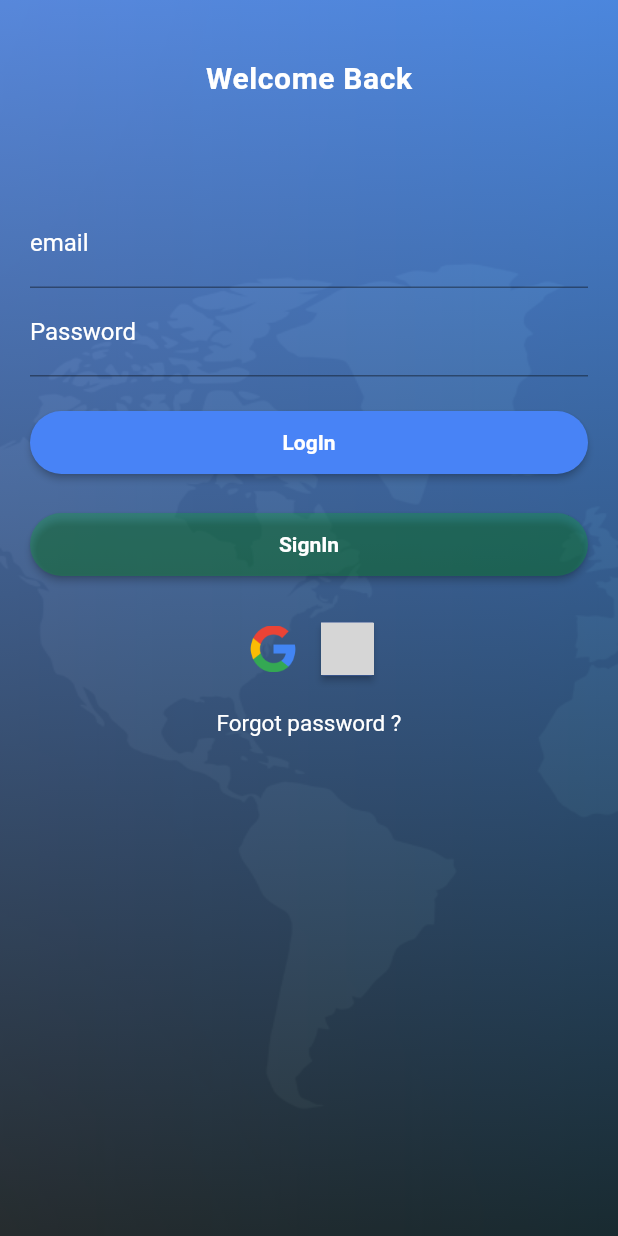
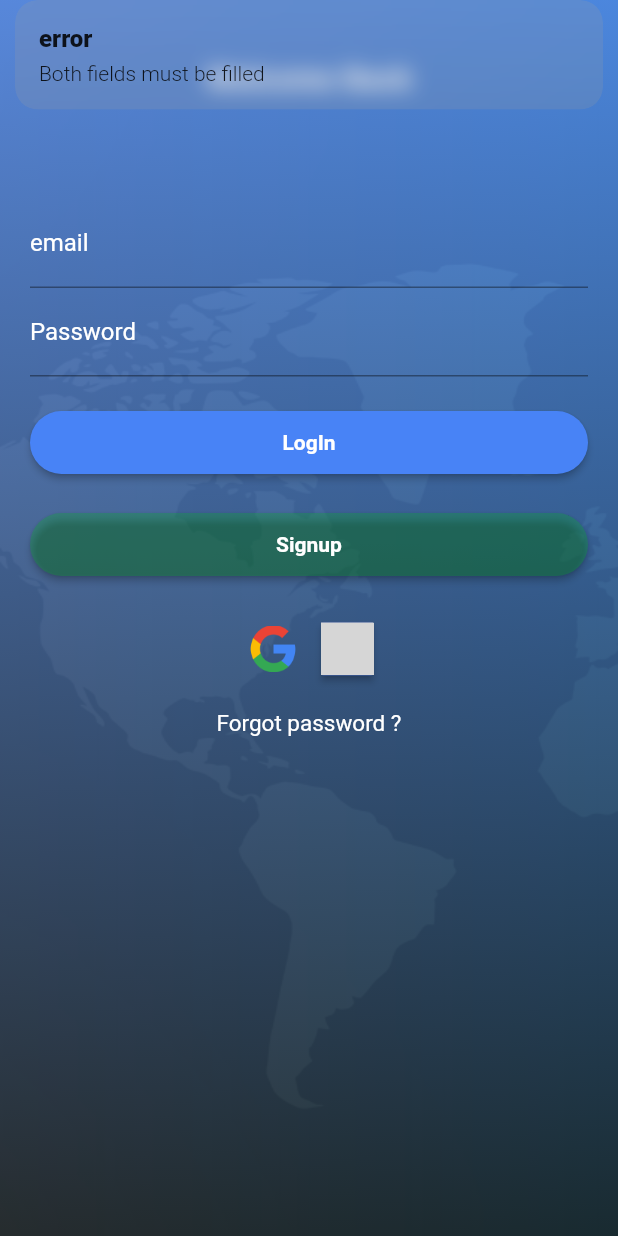
Before and after one commit to jeno1990/Traffic-Assistant-and-real-time-road-congestion-prediction, a Flutter app: the Login screen opened by its route, after a tap on "LogIn", on a phone screen of 412 x 824 dp. Run offline on Flutter 3.47's test engine with Material 2 defaults, Android fonts, the phone set to English and light mode, and no system bars; our stand-ins replace flutter_map, flutter_signin_button, get, latlong2, location; missing offline and left inert: api_cache_manager; grey boxes are pictures that could not be loaded.

Commit message:
some code changes on login,signup and driver homepage.dart

```diff
--- a/frontend/mobile_traffic/lib/config.dart
+++ b/frontend/mobile_traffic/lib/config.dart
@@ -1,7 +1,7 @@
 class Config {
   static const String appName = 'mobile_traffic';
   //aait library ip :10.5.217.74
-  static const String apiURL = "10.5.217.74:5000";
+  static const String apiURL = "10.5.231.27:5000";
   static const String trafficIssuedAPI= "/api/traffic/issued_cases";
   static const String DriverLoginAPI = "/api/driver/driver_login";
   static const String DriverSignupAPI = "/api/driver/driver_signup";
--- a/frontend/mobile_traffic/lib/models/accident_form_request_model.dart
+++ b/frontend/mobile_traffic/lib/models/accident_form_request_model.dart
@@ -13,16 +13,12 @@ class AccidentFormRequestModel {
   AccidentFormRequestModel.fromJson(Map<String, dynamic> json) {
     accident_type = json['accident_type'];
     plate_number = json['plate_number'];
-
   }
 
   Map<String, dynamic> toJson() {
     final _data = <String, dynamic>{};
     _data['accident_type'] = accident_type;
     _data['plate_number'] = plate_number;
-
-
-
     return _data;
   }
 }
--- a/frontend/mobile_traffic/lib/screens/driver/osmap.dart
+++ b/frontend/mobile_traffic/lib/screens/driver/osmap.dart
@@ -10,7 +10,6 @@ class OSMap extends StatefulWidget {
   final double lat;
   final double lon;
   OSMap(this.lat,this.lon);
-
   @override
   _OSMapState createState() => _OSMapState();
 }
--- a/frontend/mobile_traffic/lib/screens/gust/gust_home.dart
+++ b/frontend/mobile_traffic/lib/screens/gust/gust_home.dart
@@ -29,7 +29,7 @@ class _GustHomeState extends State<GustHome> {
                   children: [
                     Container(
                         padding: EdgeInsets.all(20),
-                        child: HeaderText("Driver")),
+                        child: HeaderText("Gust")),
                     SizedBox(
                       height: 10,
                     ),
--- a/frontend/mobile_traffic/lib/screens/signup/login.dart
+++ b/frontend/mobile_traffic/lib/screens/signup/login.dart
@@ -81,8 +81,21 @@ class _LoginState extends State<Login> {
                         LoginRequestModel model = LoginRequestModel(
                             email: emailController.text,
                             password: passwordController.text);
+                          if(emailController.text==""||passwordController.text==""){
+                           //this code will be changed to make the error report belo w the form field
+                            Get.snackbar(
+                                "error", "Both fields must be filled",
+                                duration: Duration(seconds: 5),
+                                snackPosition: SnackPosition.TOP);
+                          }else{
+                            try{
+                              showDialog(
+                                context: context,
+                                builder: (BuildContext context) {
+                                  return Center(child: CircularProgressIndicator(),);
+                                });
                             await APIService.login(model);
-                        print('login');
+                            print('loged in');
                             APIService.login(model).then((response) {
                               setState(() {
                                 // isApiCallProcess = false;
@@ -97,9 +110,16 @@ class _LoginState extends State<Login> {
                                   snackPosition: SnackPosition.BOTTOM);
                             }
                           });
+                            }catch(err){
+                               Get.snackbar(
+                                "error", "you are not connected to the internet",
+                                duration: Duration(seconds: 5),
+                                snackPosition: SnackPosition.TOP);
+                            }
+                          }
                         //Get.to(Violations())
                       }, Color.fromRGBO(72, 131, 246, 1)),
-                      Button('SignIn', () => {Get.to(Signup())},
+                      Button('Signup', () => {Get.to(Signup())},
                           Color.fromRGBO(0, 193, 31, 0.25)),
                     ]))),
             Row(
```
Also changed, not shown: frontend/mobile_traffic/lib/controllers/location_controller.dart (+6 -2 lines), frontend/mobile_traffic/lib/screens/driver/driver_home.dart (+14 -1 lines), frontend/mobile_traffic/lib/screens/driver/map.dart (+43 -43 lines), frontend/mobile_traffic/lib/screens/signup/signup.dart (+23 -1 lines), frontend/mobile_traffic/pubspec.yaml (+1 -11 lines), frontend/mobile_traffic/pubspec.lock, 1 other file. Lines whose indentation alone changed are shown as unchanged.
